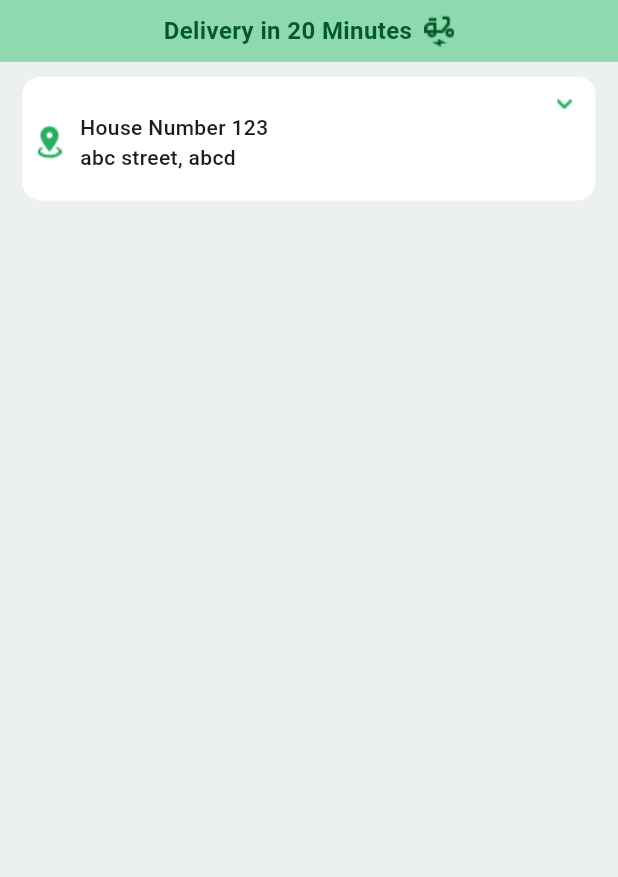
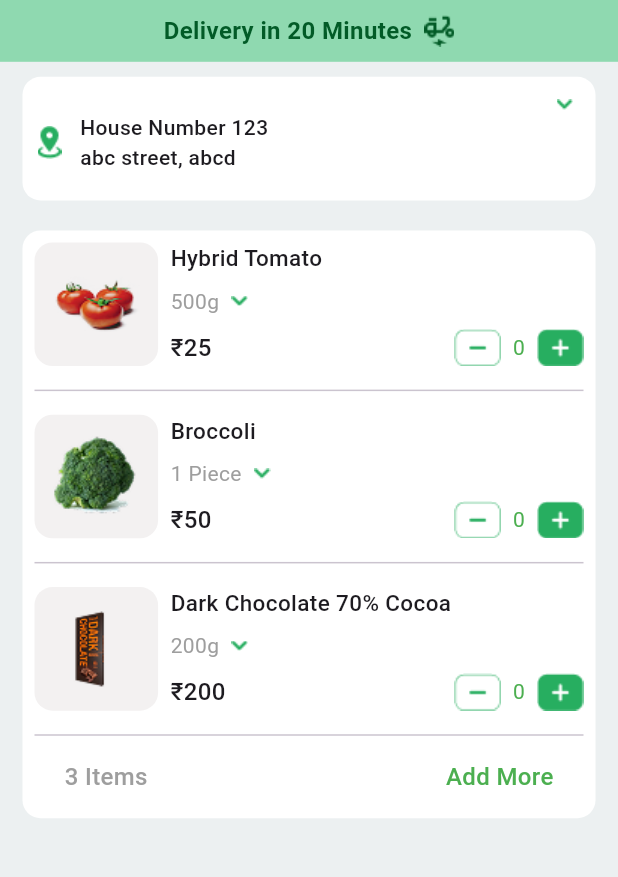
Before and after one commit to pokaktechnologies/supermarket-cust-fe, a Flutter app: the CartPage screen opened directly, on a phone screen of 412 x 824 dp, the part 105-982 px from its top. Run offline on Flutter 3.47's test engine with Material 3 defaults, Android fonts, the phone set to English and light mode, and no system bars; our stand-ins replace carousel_slider.

Commit message:
cart items page completed

```diff
--- a/lib/core/themes/app_assets.dart
+++ b/lib/core/themes/app_assets.dart
@@ -69,4 +69,6 @@ class AppAssets {
   static const String cartItemOne = 'assets/cart/cart_item_1.png';
   static const String cartItemTwo = 'assets/cart/cart_item_2.png';
   static const String cartItemThree = 'assets/cart/cart_item_3.png';
+  static const String cartCountIncrease = 'assets/cart/count_icrease.png';
+  static const String cartCountDecrease = 'assets/cart/count_decrease.png';
 }
--- a/lib/core/utils/providers.dart
+++ b/lib/core/utils/providers.dart
@@ -1,7 +1,9 @@
 import 'package:provider/provider.dart';
 import 'package:provider/single_child_widget.dart';
+import 'package:supermarket_customer_fe/providers/cart_provider.dart';
 import 'package:supermarket_customer_fe/providers/home_provider.dart';
 
 List<SingleChildWidget> providers = [
   ChangeNotifierProvider(create: (_) => HomeProvider()),
+  ChangeNotifierProvider(create: (_) => CartProvider()),
 ];
--- /dev/null
+++ b/lib/views/cart/cart_items.dart
@@ -0,0 +1,181 @@
+import 'package:flutter/material.dart';
+import 'package:provider/provider.dart';
+import 'package:supermarket_customer_fe/core/themes/app_assets.dart';
+import 'package:supermarket_customer_fe/core/themes/app_colors.dart';
+import 'package:supermarket_customer_fe/providers/cart_provider.dart';
+
+class CartItems extends StatelessWidget {
+  const CartItems({super.key});
+
+  @override
+  Widget build(BuildContext context) {
+    var size = MediaQuery.of(context).size;
+    var height = size.height;
+    var width = size.width;
+    return Container(
+      width: width * width,
+      decoration: BoxDecoration(
+        color: AppColors.white,
+        borderRadius: BorderRadius.circular(12),
+      ),
+      child: Padding(
+        padding: const EdgeInsets.all(8.0),
+        child: Column(
+          children: [
+            singleItemTile(height, width, "one"),
+            SizedBox(height: height * 0.01),
+            Divider(),
+            SizedBox(height: height * 0.01),
+            singleItemTile(height, width, "two"),
+            SizedBox(height: height * 0.01),
+            Divider(),
+            SizedBox(height: height * 0.01),
+            singleItemTile(height, width, "three"),
+            SizedBox(height: height * 0.01),
+            Divider(),
+            SizedBox(height: height * 0.01),
+
+            Padding(
+              padding: const EdgeInsets.symmetric(horizontal: 20),
+              child: Row(
+                mainAxisAlignment: MainAxisAlignment.spaceBetween,
+                children: [
+                  Text(
+                    "3 Items",
+                    style: TextStyle(
+                      fontWeight: FontWeight.w500,
+                      fontSize: 16,
+                      color: AppColors.grey,
+                    ),
+                  ),
+                  Text(
+                    "Add More",
+                    style: TextStyle(
+                      fontWeight: FontWeight.w500,
+                      fontSize: 16,
+                      color: AppColors.green,
+                    ),
+                  ),
+                ],
+              ),
+            ),
+            SizedBox(height: height * 0.01),
+          ],
+        ),
+      ),
+    );
+  }
+}
+
+Widget singleItemTile(height, width, number) {
+  return SizedBox(
+    height: height * 0.1,
+    width: width,
+    child: Row(
+      children: [
+        Container(
+          height: double.infinity,
+          width: width * 0.2,
+          decoration: BoxDecoration(
+            color: AppColors.lightGrey,
+            borderRadius: BorderRadius.circular(12),
+          ),
+
+          child: Image.asset(
+            number == "one"
+                ? AppAssets.cartItemOne
+                : number == "two"
+                ? AppAssets.cartItemTwo
+                : AppAssets.cartItemThree,
+          ),
+        ),
+        SizedBox(width: width * 0.02),
+        Expanded(
+          child: Column(
+            crossAxisAlignment: CrossAxisAlignment.start,
+            mainAxisAlignment: MainAxisAlignment.spaceBetween,
+            children: [
+              Text(
+                number == "one"
+                    ? "Hybrid Tomato"
+                    : number == "two"
+                    ? "Broccoli"
+                    : "Dark Chocolate 70% Cocoa",
+                style: TextStyle(fontWeight: FontWeight.w500, fontSize: 15),
+              ),
+              Row(
+                children: [
+                  Text(
+                    number == "one"
+                        ? "500g"
+                        : number == "two"
+                        ? "1 Piece"
+                        : "200g",
+                    style: TextStyle(
+                      fontWeight: FontWeight.w400,
+                      fontSize: 14,
+                      color: AppColors.grey,
+                    ),
+                  ),
+                  SizedBox(width: width * 0.02),
+                  Image.asset(AppAssets.cartDownArrow),
+                ],
+              ),
+              Row(
+                mainAxisAlignment: MainAxisAlignment.spaceBetween,
+                children: [
+                  Text(
+                    number == "one"
+                        ? "₹25"
+                        : number == "two"
+                        ? "₹50"
+                        : "₹200",
+                    style: TextStyle(fontWeight: FontWeight.w500, fontSize: 16),
+                  ),
+                  Consumer<CartProvider>(
+                    builder: (context, provider, child) {
+                      return Row(
+                        children: [
+                          InkWell(
+                            onTap:
+                                () =>
+                                    number == "one"
+                                        ? provider.decreaseCountOne()
+                                        : number == "two"
+                                        ? provider.decreaseCountTwo()
+                                        : provider.decreaseCountThree(),
+                            child: Image.asset(AppAssets.cartCountDecrease),
+                          ),
+                          SizedBox(width: 8),
+                          Text(
+                            number == "one"
+                                ? provider.countOne.toString()
+                                : number == "two"
+                                ? provider.countTwo.toString()
+                                : provider.countThree.toString(),
+                            style: TextStyle(color: AppColors.green),
+                          ),
+                          SizedBox(width: 8),
+                          InkWell(
+                            onTap:
+                                () =>
+                                    number == "one"
+                                        ? provider.increseCountOne()
+                                        : number == "two"
+                                        ? provider.increseCountTwo()
+                                        : provider.increseCountThree(),
+                            child: Image.asset(AppAssets.cartCountIncrease),
+                          ),
+                        ],
+                      );
+                    },
+                  ),
+                ],
+              ),
+            ],
+          ),
+        ),
+      ],
+    ),
+  );
+}
--- a/lib/views/cart/cart_page.dart
+++ b/lib/views/cart/cart_page.dart
@@ -1,17 +1,34 @@
 import 'package:flutter/material.dart';
+import 'package:provider/provider.dart';
 import 'package:supermarket_customer_fe/core/themes/app_assets.dart';
 import 'package:supermarket_customer_fe/core/themes/app_colors.dart';
 import 'package:supermarket_customer_fe/core/utils/navigations.dart';
+import 'package:supermarket_customer_fe/providers/cart_provider.dart';
 import 'package:supermarket_customer_fe/views/cart/address_tile.dart';
+import 'package:supermarket_customer_fe/views/cart/cart_items.dart';
 
-class CartPage extends StatelessWidget {
+class CartPage extends StatefulWidget {
   const CartPage({super.key});
+
+  @override
+  State<CartPage> createState() => _CartPageState();
+}
+
+class _CartPageState extends State<CartPage> {
+  @override
+  void initState() {
+    super.initState();
+    WidgetsBinding.instance.addPostFrameCallback((_) {
+      Provider.of<CartProvider>(context, listen: false).resetValues();
+    });
+  }
 
   @override
   Widget build(BuildContext context) {
     var size = MediaQuery.of(context).size;
     var height = size.height;
     var width = size.width;
+
     return Scaffold(
       backgroundColor: AppColors.cloudGrey,
       appBar: AppBar(
@@ -23,13 +40,12 @@ class CartPage extends StatelessWidget {
           child: Image.asset(AppAssets.backArrow),
         ),
       ),
-
       body: SingleChildScrollView(
         child: Column(
           children: [
             Container(
               height: height * 0.05,
-              width: width * width,
+              width: width,
               color: AppColors.lightGreen,
               child: Row(
                 mainAxisAlignment: MainAxisAlignment.center,
@@ -51,8 +67,10 @@ class CartPage extends StatelessWidget {
               padding: const EdgeInsets.symmetric(horizontal: 15, vertical: 10),
               child: AddressTile(),
             ),
-
-
+            Padding(
+              padding: const EdgeInsets.symmetric(horizontal: 15, vertical: 10),
+              child: CartItems(),
+            ),
           ],
         ),
       ),
```
Also changed, not shown: lib/providers/cart_provider.dart (added, +44 -0 lines), lib/providers/home_provider.dart (+6 -1 lines), lib/views/home/homePage.dart (+37 -32 lines), assets/cart/count_decrease.png (added), assets/cart/count_icrease.png (added).
